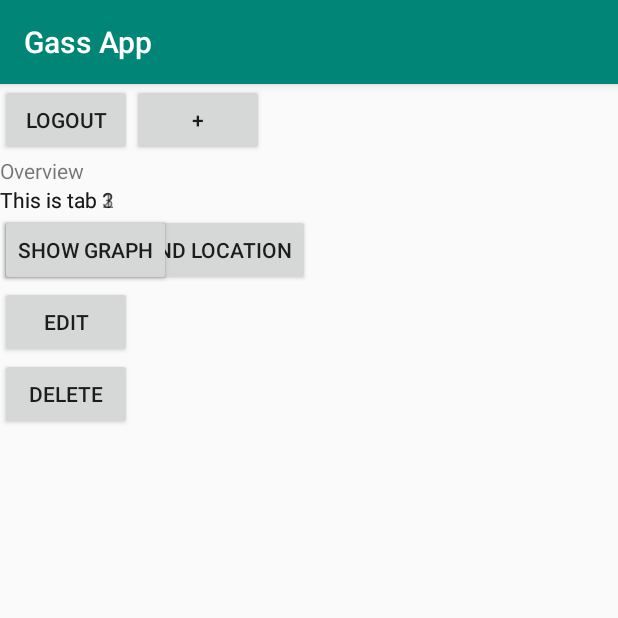
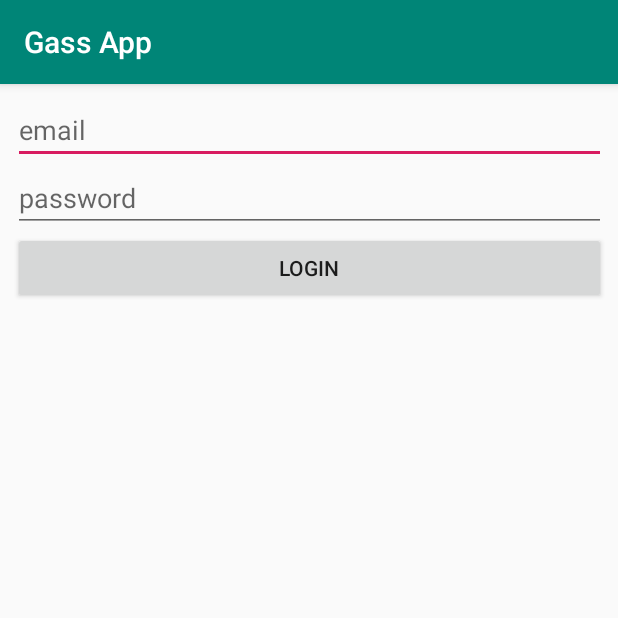
Before and after one commit to JohanDeLijser/GassApp, an Android app: the screen it shows after launch (MainActivity before the commit, LoginActivity after it), on a phone screen of 412 x 824 dp, the top half of it. Run offline under Robolectric (Android 15) with nearby library versions, the light colour scheme and no system bars; our stand-ins replace Volley.

Commit message:
Login activity

```diff
--- a/app/src/main/AndroidManifest.xml
+++ b/app/src/main/AndroidManifest.xml
@@ -19,7 +19,8 @@
         <activity android:name=".View.GraphActivity" />
         <activity android:name=".View.AddRefuelActivity" />
         <activity android:name=".View.ImageAndLocationActivity" />
-        <activity android:name=".View.EditRefuelActivity"></activity>
+        <activity android:name=".View.EditRefuelActivity" />
+        <activity android:name=".View.LoginActivity"/>
     </application>
 
     <uses-permission android:name="android.permission.INTERNET"/>
--- a/app/src/main/java/nl/gassapp/gassapp/Utils/HttpUtil.java
+++ b/app/src/main/java/nl/gassapp/gassapp/Utils/HttpUtil.java
@@ -13,7 +13,6 @@ import com.android.volley.toolbox.Volley;
 import org.json.JSONException;
 import org.json.JSONObject;
 
-import java.io.UnsupportedEncodingException;
 import java.util.HashMap;
 import java.util.Map;
 
--- /dev/null
+++ b/app/src/main/java/nl/gassapp/gassapp/Utils/SqlUtil.java
@@ -0,0 +1,41 @@
+package nl.gassapp.gassapp.Utils;
+
+import android.content.Context;
+
+public class SqlUtil {
+
+    private static SqlUtil instance = null;
+
+    private SqlUtil(Context context)
+    {
+
+
+
+    }
+
+    public static synchronized SqlUtil getInstance(Context context)
+    {
+
+        if (instance == null) {
+
+            instance = new SqlUtil(context);
+
+        }
+
+        return instance;
+
+    }
+
+    public static synchronized SqlUtil getInstance()
+    {
+        if (instance == null)
+        {
+            throw new IllegalStateException(SqlUtil.class.getSimpleName() +
+                    " is not initialized, call getInstance(...) first");
+        }
+        return instance;
+    }
+
+
+
+}
--- a/app/src/main/java/nl/gassapp/gassapp/View/ImageAndLocationActivity.java
+++ b/app/src/main/java/nl/gassapp/gassapp/View/ImageAndLocationActivity.java
@@ -12,4 +12,5 @@ public class ImageAndLocationActivity extends AppCompatActivity {
         super.onCreate(savedInstanceState);
         setContentView(R.layout.activity_image_and_location);
     }
+
 }
--- /dev/null
+++ b/app/src/main/java/nl/gassapp/gassapp/View/LoginActivity.java
@@ -0,0 +1,51 @@
+package nl.gassapp.gassapp.View;
+
+import android.os.Bundle;
+import android.support.v7.app.AppCompatActivity;
+import android.view.View;
+import android.widget.Button;
+import android.widget.EditText;
+
+import org.json.JSONException;
+import org.json.JSONObject;
+
+import nl.gassapp.gassapp.DataModel.User;
+import nl.gassapp.gassapp.Listeners.RequestResponseListener;
+import nl.gassapp.gassapp.R;
+import nl.gassapp.gassapp.Utils.HttpUtil;
+
+public class LoginActivity extends AppCompatActivity {
+
+    private EditText username;
+    private EditText password;
+
+    private Button loginButton;
+
+
+
+
+    @Override
+    protected void onCreate(Bundle savedInstanceState) {
+        super.onCreate(savedInstanceState);
+        setContentView(R.layout.activity_login);
+
+        username = (EditText)findViewById(R.id.emailfield);
+        password = (EditText)findViewById(R.id.passwordField);
+
+        loginButton = (Button) findViewById(R.id.loginButton);
+        handleLoginButton(loginButton);
+
+    }
+
+    private void handleLoginButton(Button loginButton) {
+        loginButton.setOnClickListener(new View.OnClickListener() {
+            @Override
+            public void onClick(View v) {
+
+
+
+            }
+        });
+    }
+
+}
--- a/app/src/main/java/nl/gassapp/gassapp/View/MainActivity.java
+++ b/app/src/main/java/nl/gassapp/gassapp/View/MainActivity.java
@@ -31,6 +31,8 @@ public class MainActivity extends AppCompatActivity {
         HttpUtil.getInstance(this);
 
         setContentView(R.layout.activity_main);
+
+        openLoginActivity();
 
         TabHost tabHost = (TabHost) findViewById(R.id.tabhost);
         initTabs(tabHost);
@@ -149,6 +151,17 @@ public class MainActivity extends AppCompatActivity {
     }
 
     /**
+     * Opens the login screen
+     */
+    private void openLoginActivity() {
+
+        Intent openLoginIntent = new Intent(this, LoginActivity.class);
+        openLoginIntent.setFlags(Intent.FLAG_ACTIVITY_NEW_TASK | Intent.FLAG_ACTIVITY_CLEAR_TASK);
+        startActivity(openLoginIntent);
+
+    }
+
+    /**
      * Opens the add refuel activity
      */
     private void openAddRefuelActivity() {
@@ -187,4 +200,5 @@ public class MainActivity extends AppCompatActivity {
         Intent graphIntent = new Intent(this, GraphActivity.class);
         startActivity(graphIntent);
     }
+
 }
--- /dev/null
+++ b/app/src/main/java/nl/gassapp/gassapp/ViewModel/LoginViewModal.java
@@ -0,0 +1,30 @@
+package nl.gassapp.gassapp.ViewModel;
+
+import nl.gassapp.gassapp.DataModel.User;
+import nl.gassapp.gassapp.Listeners.RequestResponseListener;
+import nl.gassapp.gassapp.Utils.HttpUtil;
+
+public class LoginViewModal {
+
+    private User applicationUser;
+
+    public void loginUser(String email, String password, final RequestResponseListener<Boolean> listener) {
+
+        User loginUser = new User(email, password);
+
+        HttpUtil.getInstance().authenticateUser(loginUser, new RequestResponseListener<User>() {
+            @Override
+            public void getResult(User object) {
+                applicationUser = object;
+                listener.getResult(true);
+            }
+
+            @Override
+            public void getError(int object) {
+                listener.getResult(false);
+            }
+        });
+
+    }
+
+}
--- /dev/null
+++ b/app/src/main/res/layout/activity_login.xml
@@ -0,0 +1,46 @@
+<?xml version="1.0" encoding="utf-8"?>
+<android.support.constraint.ConstraintLayout
+    xmlns:android="http://schemas.android.com/apk/res/android"
+    xmlns:app="http://schemas.android.com/apk/res-auto"
+    xmlns:tools="http://schemas.android.com/tools"
+    android:layout_width="match_parent"
+    android:layout_height="match_parent"
+    tools:context=".View.LoginActivity">
+
+    <LinearLayout
+        android:layout_width="395dp"
+        android:layout_height="715dp"
+        android:layout_marginStart="8dp"
+        android:layout_marginLeft="8dp"
+        android:layout_marginTop="8dp"
+        android:layout_marginEnd="8dp"
+        android:layout_marginRight="8dp"
+        android:orientation="vertical"
+        app:layout_constraintEnd_toEndOf="parent"
+        app:layout_constraintStart_toStartOf="parent"
+        app:layout_constraintTop_toTopOf="parent">
+
+        <EditText
+            android:id="@+id/emailfield"
+            android:layout_width="match_parent"
+            android:layout_height="wrap_content"
+            android:ems="10"
+            android:hint="email"
+            android:inputType="textEmailAddress" />
+
+        <EditText
+            android:id="@+id/passwordField"
+            android:layout_width="match_parent"
+            android:layout_height="wrap_content"
+            android:ems="10"
+            android:hint="password"
+            android:inputType="textPassword" />
+
+        <Button
+            android:id="@+id/loginButton"
+            android:layout_width="match_parent"
+            android:layout_height="wrap_content"
+            android:text="Login"
+            tools:text="login" />
+    </LinearLayout>
+</android.support.constraint.ConstraintLayout>
```
